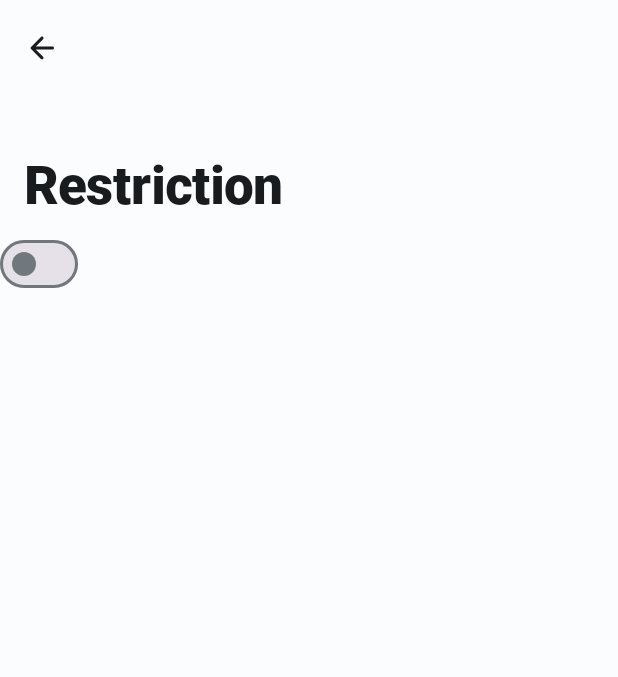
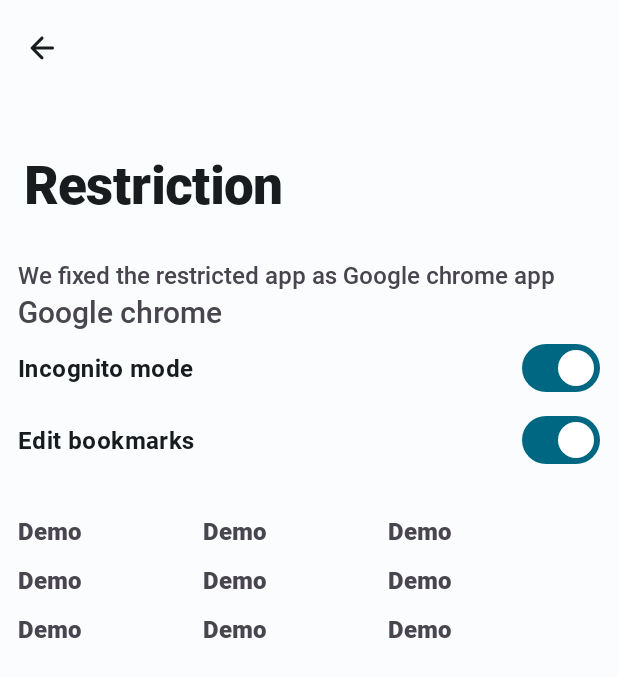
Before and after one commit to VuNgN/Delegation_app_android, an Android app: the layout fragment_restrict.xml on its own in the app's theme, with its tools: preview values and no code run, on a phone screen of 412 x 824 dp. Shown: the top 677 px of the screen. Run offline under Robolectric (Android 15) with nearby library versions, the phone set to English and light mode, and no system bars.

Commit message:
Implement: fragment_restrict.xml

```diff
--- a/app/src/main/java/com/vti/android/delegatedscopemanagement/testapp/ui/main/restriction/RestrictFragment.kt
+++ b/app/src/main/java/com/vti/android/delegatedscopemanagement/testapp/ui/main/restriction/RestrictFragment.kt
@@ -6,6 +6,9 @@
 import android.view.ViewGroup
 import androidx.fragment.app.Fragment
 import androidx.navigation.fragment.findNavController
+import androidx.recyclerview.widget.LinearLayoutManager
+import com.vti.android.delegatedscopemanagement.testapp.common.adapter.LogAdapter
+import com.vti.android.delegatedscopemanagement.testapp.common.adapter.data.Log
 import com.vti.android.delegatedscopemanagement.testapp.databinding.FragmentRestrictBinding
 
 class RestrictFragment : Fragment() {
@@ -24,7 +27,28 @@
     override fun onViewCreated(view: View, savedInstanceState: Bundle?) {
         super.onViewCreated(view, savedInstanceState)
         handleEvent()
+        setupUi()
     }
+
+    private fun setupUi() {
+        val logs = getLogs()
+        val adapter = LogAdapter()
+        adapter.setListData(logs)
+        binding.apply {
+            recyclerView.adapter = adapter
+            recyclerView.layoutManager = LinearLayoutManager(requireContext())
+        }
+    }
+
+    private fun getLogs() = listOf(
+        Log("Hello would", true),
+        Log("Oh, hi!", false),
+        Log(
+            "Exception: java.lang.NullPointerException: Parameter specified as non-null is null: method kotlin.jvm.internal.Intrinsics.checkNotNullParameter, parameter title",
+            false
+        ),
+        Log("Oh, hi!", false),
+    )
 
     private fun handleEvent() {
         binding.apply {
--- a/app/src/main/res/layout/fragment_restrict.xml
+++ b/app/src/main/res/layout/fragment_restrict.xml
@@ -35,11 +35,47 @@
     <LinearLayout
         android:layout_width="match_parent"
         android:layout_height="match_parent"
+        android:layout_marginTop="20dp"
+        android:orientation="vertical"
         app:layout_behavior="@string/appbar_scrolling_view_behavior">
 
+        <com.google.android.material.textview.MaterialTextView
+            style="@style/Widget.App.TextView"
+            android:layout_width="wrap_content"
+            android:layout_height="wrap_content"
+            android:text="@string/description_restriction_fragment" />
+
+        <com.google.android.material.textview.MaterialTextView
+            style="@style/Widget.App.TextView"
+            android:layout_width="wrap_content"
+            android:layout_height="wrap_content"
+            android:fontFamily="@font/roboto_black"
+            android:text="@string/google_chrome"
+            android:textSize="20sp" />
+
         <com.google.android.material.materialswitch.MaterialSwitch
-            android:layout_width="wrap_content"
-            android:layout_height="wrap_content" />
+            style="@style/Widget.App.CompoundButton.MaterialSwitch"
+            android:layout_width="match_parent"
+            android:layout_height="wrap_content"
+            android:checked="true"
+            android:paddingHorizontal="12dp"
+            android:text="@string/restriction_incognito_mode" />
+
+        <com.google.android.material.materialswitch.MaterialSwitch
+            style="@style/Widget.App.CompoundButton.MaterialSwitch"
+            android:layout_width="match_parent"
+            android:layout_height="wrap_content"
+            android:checked="true"
+            android:paddingHorizontal="12dp"
+            android:text="@string/restriction_edit_bookmarks" />
+
+        <androidx.recyclerview.widget.RecyclerView
+            android:id="@+id/recyclerView"
+            android:layout_width="match_parent"
+            android:layout_height="0dp"
+            android:layout_marginTop="20dp"
+            android:layout_weight="1"
+            tools:listitem="@layout/item_log" />
 
     </LinearLayout>
 
--- a/app/src/main/res/values/strings.xml
+++ b/app/src/main/res/values/strings.xml
@@ -2,12 +2,15 @@
     <string name="app_name">権限移譲対象アプリ</string>
     <string name="state_enable">Enable</string>
     <string name="state_disable">Disable</string>
-    <string name="hello_blank_fragment">Hello blank fragment</string>
     <string name="state_success">[SUCCESS]</string>
     <string name="state_failure">[FAILURE]</string>
     <string name="description_certificate_fragment">We have a certificate named \'Example 1\' available for you.</string>
+    <string name="description_restriction_fragment">We fixed the restricted app as Google chrome app</string>
     <string name="button_cert_get">Get number of user CA certs</string>
     <string name="button_cert_install">Install \'Example 1\' user CA cert</string>
     <string name="button_cert_uninstall">Uninstall \'Example 1\' user CA cert</string>
     <string name="button_cert_uninstall_all">Uninstall all user CA certs</string>
+    <string name="google_chrome">Google chrome</string>
+    <string name="restriction_incognito_mode">Incognito mode</string>
+    <string name="restriction_edit_bookmarks">Edit bookmarks</string>
 </resources>
--- a/app/src/main/res/values/styles.xml
+++ b/app/src/main/res/values/styles.xml
@@ -67,4 +67,11 @@
         <item name="android:paddingStart">12dp</item>
         <item name="android:paddingEnd">12dp</item>
     </style>
+
+    <!-- Switch -->
+    <style name="Widget.App.CompoundButton.MaterialSwitch" parent="Widget.Material3.CompoundButton.MaterialSwitch">
+        <item name="fontFamily">@font/roboto_bold</item>
+        <item name="android:textColor">?attr/colorOnSurface</item>
+        <item name="android:textSize">16sp</item>
+    </style>
 </resources>
```
